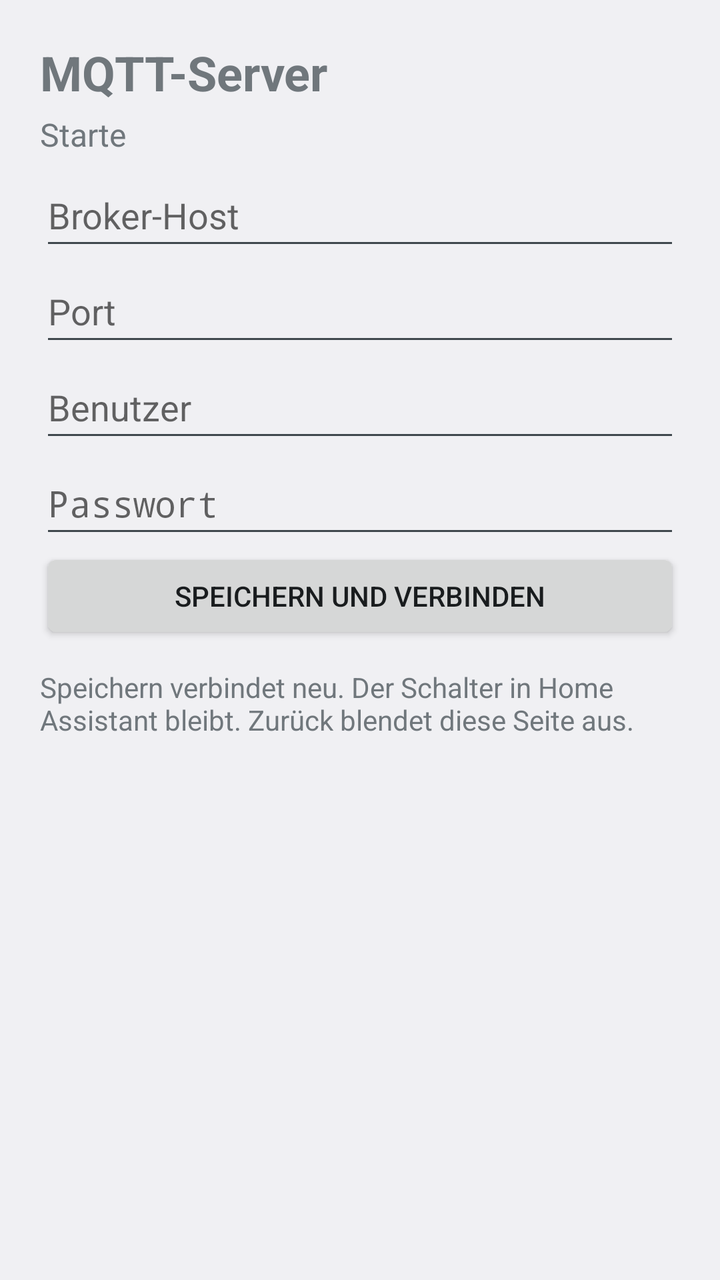
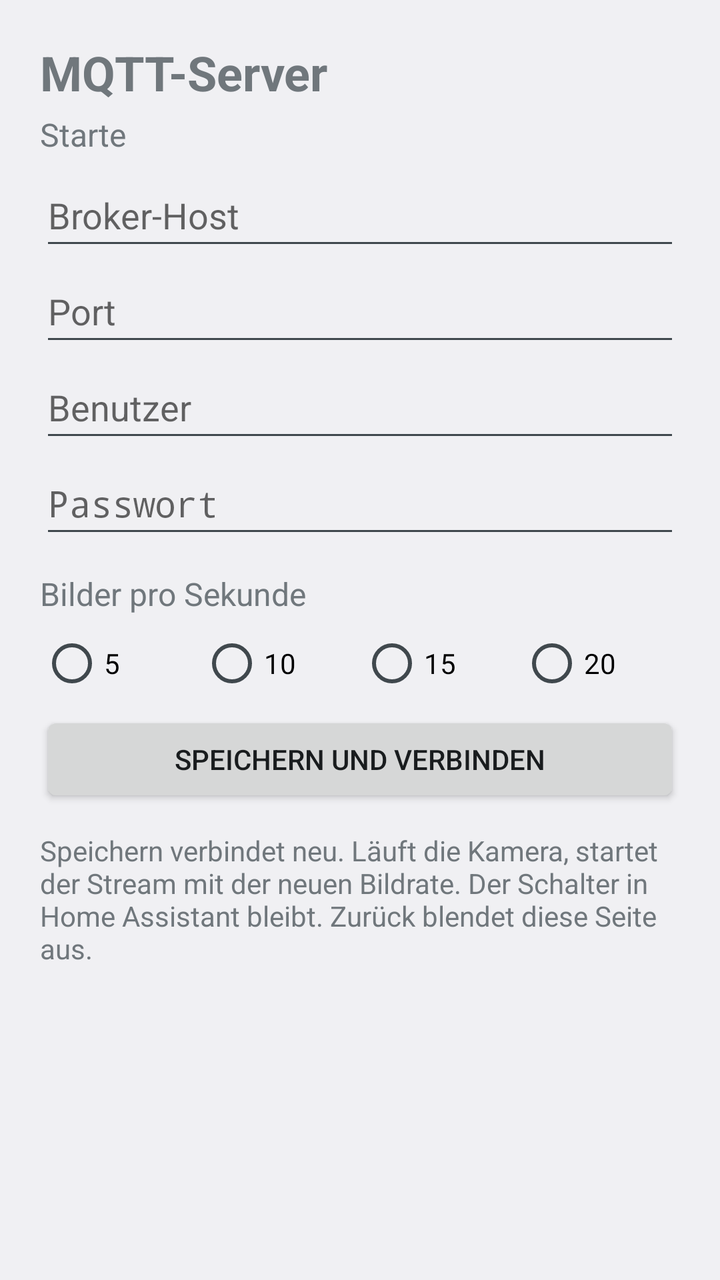

An Android layout rendered at two revisions. The XML below is the earlier revision; the diff shows what the commit changed to produce the second picture.
<!-- AndroidManifest.xml: application theme AppTheme -->
<!-- res/layout/activity_settings.xml -->
<?xml version="1.0" encoding="utf-8"?>
<ScrollView xmlns:android="http://schemas.android.com/apk/res/android"
    android:layout_width="match_parent"
    android:layout_height="match_parent"
    android:fillViewport="true">

    <LinearLayout
        android:layout_width="match_parent"
        android:layout_height="wrap_content"
        android:orientation="vertical"
        android:padding="20dp">

        <TextView
            android:layout_width="match_parent"
            android:layout_height="wrap_content"
            android:paddingBottom="4dp"
            android:text="@string/settings_title"
            android:textSize="24sp"
            android:textStyle="bold" />

        <TextView
            android:id="@+id/status"
            android:layout_width="match_parent"
            android:layout_height="wrap_content"
            android:paddingBottom="4dp"
            android:text="@string/status_starting"
            android:textSize="16sp" />

        <TextView
            android:id="@+id/error"
            android:layout_width="match_parent"
            android:layout_height="wrap_content"
            android:paddingBottom="8dp"
            android:textColor="@color/error"
            android:textSize="15sp"
            android:visibility="gone" />

        <EditText
            android:id="@+id/host"
            android:layout_width="match_parent"
            android:layout_height="wrap_content"
            android:hint="@string/hint_host"
            android:importantForAutofill="no"
            android:inputType="textNoSuggestions"
            android:minHeight="48dp" />

        <EditText
            android:id="@+id/port"
            android:layout_width="match_parent"
            android:layout_height="wrap_content"
            android:hint="@string/hint_port"
            android:importantForAutofill="no"
            android:inputType="number"
            android:minHeight="48dp" />

        <EditText
            android:id="@+id/user"
            android:layout_width="match_parent"
            android:layout_height="wrap_content"
            android:hint="@string/hint_user"
            android:importantForAutofill="no"
            android:inputType="textNoSuggestions"
            android:minHeight="48dp" />

        <EditText
            android:id="@+id/password"
            android:layout_width="match_parent"
            android:layout_height="wrap_content"
            android:hint="@string/hint_password"
            android:importantForAutofill="no"
            android:inputType="textPassword"
            android:minHeight="48dp" />

        <Button
            android:id="@+id/save"
            android:layout_width="match_parent"
            android:layout_height="wrap_content"
            android:text="@string/save" />

        <TextView
            android:layout_width="match_parent"
            android:layout_height="wrap_content"
            android:paddingTop="12dp"
            android:text="@string/help"
            android:textSize="14sp" />
    </LinearLayout>
</ScrollView>
<!-- resources referenced by this layout -->
<resources>
  <color name="error">#B00020</color>
  <string name="help">Speichern verbindet neu. Der Schalter in Home Assistant bleibt. Zurück blendet diese Seite aus.</string>
  <string name="hint_host">Broker-Host</string>
  <string name="hint_password">Passwort</string>
  <string name="hint_port">Port</string>
  <string name="hint_user">Benutzer</string>
  <string name="save">Speichern und verbinden</string>
  <string name="settings_title">MQTT-Server</string>
  <string name="status_starting">Starte</string>
  <style name="AppTheme" parent="@android:style/Theme.DeviceDefault.Light.NoActionBar" />
</resources>

<!-- the commit's change to res/layout/activity_settings.xml (unified diff, before → after) -->
@@ -71,6 +71,52 @@
             android:inputType="textPassword"
             android:minHeight="48dp" />
 
+        <TextView
+            android:layout_width="match_parent"
+            android:layout_height="wrap_content"
+            android:paddingTop="12dp"
+            android:text="@string/hint_fps"
+            android:textSize="16sp" />
+
+        <RadioGroup
+            android:id="@+id/fps"
+            android:layout_width="match_parent"
+            android:layout_height="wrap_content"
+            android:orientation="horizontal">
+
+            <RadioButton
+                android:id="@+id/fps_5"
+                android:layout_width="0dp"
+                android:layout_height="wrap_content"
+                android:layout_weight="1"
+                android:minHeight="48dp"
+                android:text="@string/fps_5" />
+
+            <RadioButton
+                android:id="@+id/fps_10"
+                android:layout_width="0dp"
+                android:layout_height="wrap_content"
+                android:layout_weight="1"
+                android:minHeight="48dp"
+                android:text="@string/fps_10" />
+
+            <RadioButton
+                android:id="@+id/fps_15"
+                android:layout_width="0dp"
+                android:layout_height="wrap_content"
+                android:layout_weight="1"
+                android:minHeight="48dp"
+                android:text="@string/fps_15" />
+
+            <RadioButton
+                android:id="@+id/fps_20"
+                android:layout_width="0dp"
+                android:layout_height="wrap_content"
+                android:layout_weight="1"
+                android:minHeight="48dp"
+                android:text="@string/fps_20" />
+        </RadioGroup>
+
         <Button
             android:id="@+id/save"
             android:layout_width="match_parent"
<!-- resource entries referenced after the edit -->
@@ -1,7 +1,12 @@
 <!-- resources referenced by this layout -->
 <resources>
   <color name="error">#B00020</color>
-  <string name="help">Speichern verbindet neu. Der Schalter in Home Assistant bleibt. Zurück blendet diese Seite aus.</string>
+  <string name="fps_10">10</string>
+  <string name="fps_15">15</string>
+  <string name="fps_20">20</string>
+  <string name="fps_5">5</string>
+  <string name="help">Speichern verbindet neu. Läuft die Kamera, startet der Stream mit der neuen Bildrate. Der Schalter in Home Assistant bleibt. Zurück blendet diese Seite aus.</string>
+  <string name="hint_fps">Bilder pro Sekunde</string>
   <string name="hint_host">Broker-Host</string>
   <string name="hint_password">Passwort</string>
   <string name="hint_port">Port</string>
